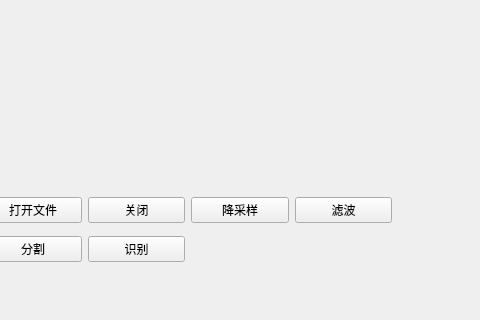
Before: the Qt Designer form mainwindow.ui in CAmateur1/Bachelor_Graduation, drawn with Qt 5; both pictures show x 435 to 915 and y 398 to 718 of the 1090 by 718 pixel window.
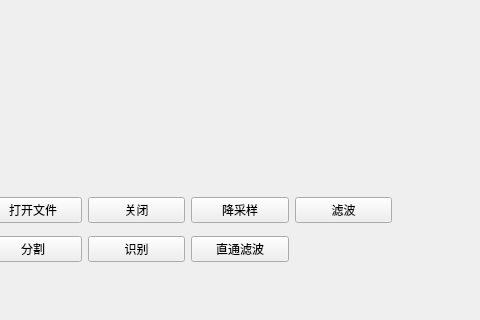
After: the same form once the commit is applied.

```diff
--- a/mainwindow.ui
+++ b/mainwindow.ui
@@ -72,6 +72,13 @@
           </property>
          </widget>
         </item>
+        <item row="1" column="2">
+         <widget class="QPushButton" name="passthroughButton">
+          <property name="text">
+           <string>直通滤波</string>
+          </property>
+         </widget>
+        </item>
        </layout>
       </widget>
      </widget>
```
